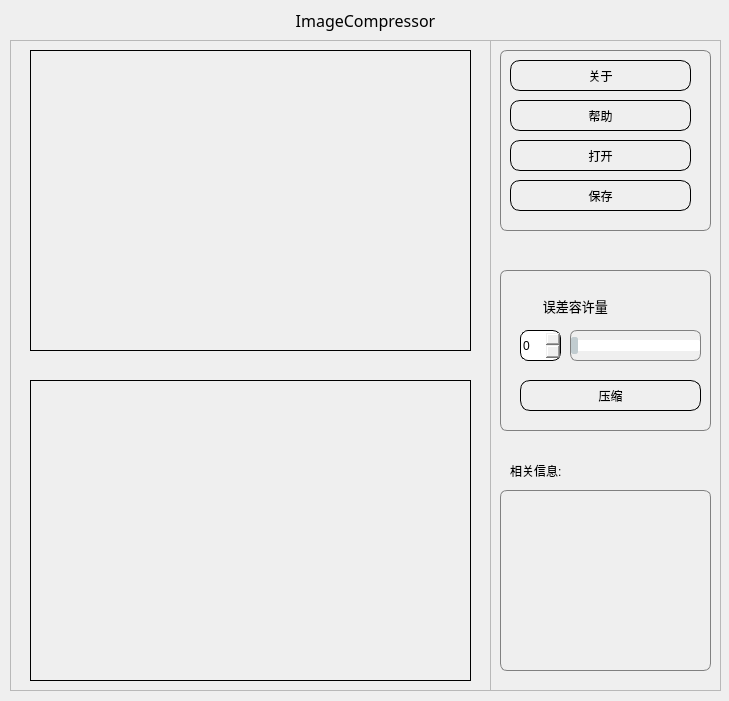
Qt form ImageCompressor/widget.ui (lblinm/--Image-Compressor) before a commit.
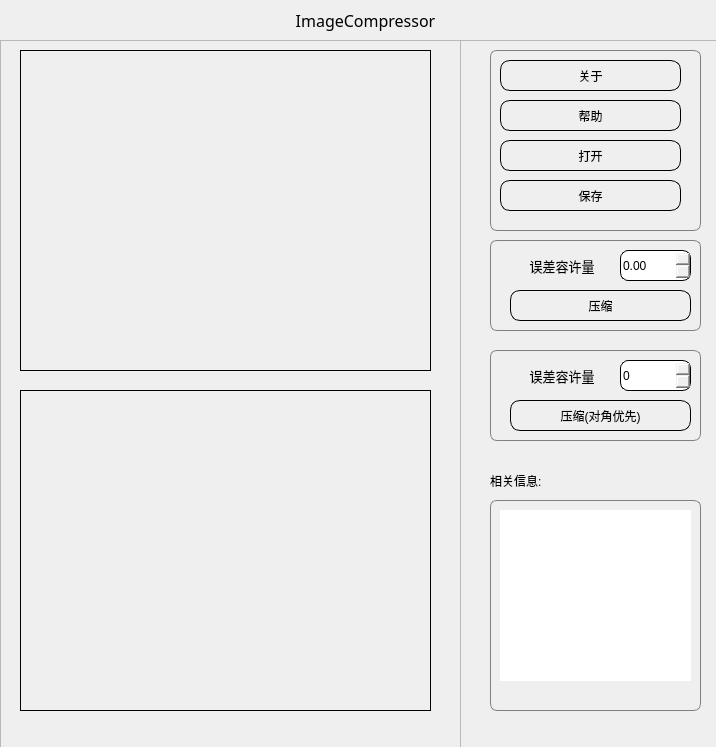
The same form after that commit. Icons and pictures are not drawn. Custom widgets are drawn as their Qt base class.

Commit message: 添加了水平优先分块方式

The edit to the form file:
```diff
--- a/ImageCompressor/widget.ui
+++ b/ImageCompressor/widget.ui
@@ -6,8 +6,8 @@
    <rect>
     <x>0</x>
     <y>0</y>
-    <width>729</width>
-    <height>701</height>
+    <width>716</width>
+    <height>747</height>
    </rect>
   </property>
   <property name="windowTitle">
@@ -44,10 +44,10 @@
   <widget class="QFrame" name="frame">
    <property name="geometry">
     <rect>
-     <x>10</x>
+     <x>0</x>
      <y>40</y>
-     <width>481</width>
-     <height>651</height>
+     <width>461</width>
+     <height>711</height>
     </rect>
    </property>
    <property name="frameShape">
@@ -61,8 +61,8 @@
      <rect>
       <x>20</x>
       <y>10</y>
-      <width>441</width>
-      <height>301</height>
+      <width>411</width>
+      <height>321</height>
      </rect>
     </property>
     <property name="styleSheet">
@@ -84,9 +84,9 @@
     <property name="geometry">
      <rect>
       <x>20</x>
-      <y>340</y>
-      <width>441</width>
-      <height>301</height>
+      <y>350</y>
+      <width>411</width>
+      <height>321</height>
      </rect>
     </property>
     <property name="styleSheet">
@@ -105,10 +105,10 @@
   <widget class="QFrame" name="frame_2">
    <property name="geometry">
     <rect>
-     <x>490</x>
+     <x>460</x>
      <y>40</y>
-     <width>231</width>
-     <height>651</height>
+     <width>261</width>
+     <height>711</height>
     </rect>
    </property>
    <property name="frameShape">
@@ -117,29 +117,10 @@
    <property name="frameShadow">
     <enum>QFrame::Raised</enum>
    </property>
-   <widget class="QPushButton" name="openLabel_3">
-    <property name="geometry">
-     <rect>
-      <x>20</x>
-      <y>20</y>
-      <width>181</width>
-      <height>31</height>
-     </rect>
-    </property>
-    <property name="styleSheet">
-     <string notr="true">border-width: 1px;
-border-style: solid;
-border-color: black;
-border-radius:10px;</string>
-    </property>
-    <property name="text">
-     <string>关于</string>
-    </property>
-   </widget>
    <widget class="QFrame" name="frame_3">
     <property name="geometry">
      <rect>
-      <x>10</x>
+      <x>30</x>
       <y>10</y>
       <width>211</width>
       <height>181</height>
@@ -214,14 +195,33 @@
       <string>保存</string>
      </property>
     </widget>
+    <widget class="QPushButton" name="openLabel_3">
+     <property name="geometry">
+      <rect>
+       <x>10</x>
+       <y>10</y>
+       <width>181</width>
+       <height>31</height>
+      </rect>
+     </property>
+     <property name="styleSheet">
+      <string notr="true">border-width: 1px;
+border-style: solid;
+border-color: black;
+border-radius:10px;</string>
+     </property>
+     <property name="text">
+      <string>关于</string>
+     </property>
+    </widget>
    </widget>
    <widget class="QFrame" name="frame_4">
     <property name="geometry">
      <rect>
-      <x>10</x>
-      <y>230</y>
+      <x>30</x>
+      <y>200</y>
       <width>211</width>
-      <height>161</height>
+      <height>91</height>
      </rect>
     </property>
     <property name="styleSheet">
@@ -236,28 +236,12 @@
     <property name="frameShadow">
      <enum>QFrame::Raised</enum>
     </property>
-    <widget class="QSpinBox" name="errorSpinBox">
-     <property name="geometry">
-      <rect>
-       <x>20</x>
-       <y>60</y>
-       <width>41</width>
-       <height>31</height>
-      </rect>
-     </property>
-     <property name="styleSheet">
-      <string notr="true">border-width: 1px;
-border-style: solid;
-border-color: black;
-border-radius:8px</string>
-     </property>
-    </widget>
     <widget class="QLabel" name="label_2">
      <property name="geometry">
       <rect>
        <x>10</x>
-       <y>20</y>
-       <width>151</width>
+       <y>10</y>
+       <width>121</width>
        <height>31</height>
       </rect>
      </property>
@@ -271,7 +255,7 @@
       <string notr="true">border-width:0px</string>
      </property>
      <property name="text">
-      <string>误差容许量      </string>
+      <string>       误差容许量      </string>
      </property>
      <property name="scaledContents">
       <bool>false</bool>
@@ -280,93 +264,11 @@
       <set>Qt::AlignCenter</set>
      </property>
     </widget>
-    <widget class="QSlider" name="errorHorizontalSlider">
-     <property name="geometry">
-      <rect>
-       <x>70</x>
-       <y>60</y>
-       <width>131</width>
-       <height>31</height>
-      </rect>
-     </property>
-     <property name="styleSheet">
-      <string notr="true">/*horizontal ：水平QSlider*/
-QSlider::groove:horizontal {
-border: 0px solid #bbb;
-}
-
-/*1.滑动过的槽设计参数*/
-QSlider::sub-page:horizontal {
- /*槽颜色*/
-background: rgb(102,205,170);
- /*外环区域倒圆角度*/
-border-radius: 2px;
- /*上遮住区域高度*/
-margin-top:8px;
- /*下遮住区域高度*/
-margin-bottom:8px;
-/*width在这里无效，不写即可*/
-}
-
-/*2.未滑动过的槽设计参数*/
-QSlider::add-page:horizontal {
-/*槽颜色*/
-background: rgb(255,255, 255);
-/*外环大小0px就是不显示，默认也是0*/
-border: 0px solid #777;
-/*外环区域倒圆角度*/
-border-radius: 2px;
- /*上遮住区域高度*/
-margin-top:9px;
- /*下遮住区域高度*/
-margin-bottom:9px;
-}
- 
-/*3.平时滑动的滑块设计参数*/
-QSlider::handle:horizontal {
-/*滑块颜色*/
-background: rgb(193,204,208);
-/*滑块的宽度*/
-width: 5px;
-/*滑块外环为1px，再加颜色*/
-border: 1px solid rgb(193,204,208);
- /*滑块外环倒圆角度*/
-border-radius: 2px; 
- /*上遮住区域高度*/
-margin-top:6px;
- /*下遮住区域高度*/
-margin-bottom:6px;
-}
-
-/*4.手动拉动时显示的滑块设计参数*/
-QSlider::handle:horizontal:hover {
-/*滑块颜色*/
-background: rgb(193,204,208);
-/*滑块的宽度*/
-width: 10px;
-/*滑块外环为1px，再加颜色*/
-border: 1px solid rgb(193,204,208);
- /*滑块外环倒圆角度*/
-border-radius: 5px; 
- /*上遮住区域高度*/
-margin-top:4px;
- /*下遮住区域高度*/
-margin-bottom:4px;
-}
-</string>
-     </property>
-     <property name="maximum">
-      <number>40</number>
-     </property>
-     <property name="orientation">
-      <enum>Qt::Horizontal</enum>
-     </property>
-    </widget>
     <widget class="QPushButton" name="compressButton">
      <property name="geometry">
       <rect>
        <x>20</x>
-       <y>110</y>
+       <y>50</y>
        <width>181</width>
        <height>31</height>
       </rect>
@@ -381,19 +283,36 @@
       <string>压缩</string>
      </property>
     </widget>
-    <zorder>errorSpinBox</zorder>
-    <zorder>label_2</zorder>
-    <zorder>label_2</zorder>
-    <zorder>errorHorizontalSlider</zorder>
-    <zorder>compressButton</zorder>
+    <widget class="QDoubleSpinBox" name="marginDoubleSpinBox">
+     <property name="geometry">
+      <rect>
+       <x>130</x>
+       <y>10</y>
+       <width>71</width>
+       <height>31</height>
+      </rect>
+     </property>
+     <property name="styleSheet">
+      <string notr="true">border-width: 1px;
+border-style: solid;
+border-color: black;
+border-radius:8px</string>
+     </property>
+     <property name="maximum">
+      <double>40.000000000000000</double>
+     </property>
+     <property name="singleStep">
+      <double>0.010000000000000</double>
+     </property>
+    </widget>
    </widget>
    <widget class="QFrame" name="frame_5">
     <property name="geometry">
      <rect>
-      <x>10</x>
-      <y>450</y>
+      <x>30</x>
+      <y>460</y>
       <width>211</width>
-      <height>181</height>
+      <height>211</height>
      </rect>
     </property>
     <property name="styleSheet">
@@ -408,12 +327,25 @@
     <property name="frameShadow">
      <enum>QFrame::Raised</enum>
     </property>
+    <widget class="QTextBrowser" name="infoTextBrowser">
+     <property name="geometry">
+      <rect>
+       <x>10</x>
+       <y>10</y>
+       <width>191</width>
+       <height>171</height>
+      </rect>
+     </property>
+     <property name="styleSheet">
+      <string notr="true">border-width:0px;</string>
+     </property>
+    </widget>
    </widget>
    <widget class="QLabel" name="label_3">
     <property name="geometry">
      <rect>
-      <x>20</x>
-      <y>420</y>
+      <x>30</x>
+      <y>430</y>
       <width>111</width>
       <height>21</height>
      </rect>
@@ -425,6 +357,94 @@
      <string>相关信息:</string>
     </property>
    </widget>
+   <widget class="QFrame" name="frame_7">
+    <property name="geometry">
+     <rect>
+      <x>30</x>
+      <y>310</y>
+      <width>211</width>
+      <height>91</height>
+     </rect>
+    </property>
+    <property name="styleSheet">
+     <string notr="true">border-width: 0.5px;
+border-style: solid;
+border-color: gray;
+border-radius:7px;</string>
+    </property>
+    <property name="frameShape">
+     <enum>QFrame::StyledPanel</enum>
+    </property>
+    <property name="frameShadow">
+     <enum>QFrame::Raised</enum>
+    </property>
+    <widget class="QLabel" name="label_6">
+     <property name="geometry">
+      <rect>
+       <x>20</x>
+       <y>10</y>
+       <width>101</width>
+       <height>31</height>
+      </rect>
+     </property>
+     <property name="font">
+      <font>
+       <family>Adobe Myungjo Std M</family>
+       <pointsize>10</pointsize>
+      </font>
+     </property>
+     <property name="styleSheet">
+      <string notr="true">border-width:0px;</string>
+     </property>
+     <property name="text">
+      <string>       误差容许量      </string>
+     </property>
+     <property name="scaledContents">
+      <bool>false</bool>
+     </property>
+     <property name="alignment">
+      <set>Qt::AlignCenter</set>
+     </property>
+    </widget>
+    <widget class="QPushButton" name="compressButtonDiagonal">
+     <property name="geometry">
+      <rect>
+       <x>20</x>
+       <y>50</y>
+       <width>181</width>
+       <height>31</height>
+      </rect>
+     </property>
+     <property name="styleSheet">
+      <string notr="true">border-width: 1px;
+border-style: solid;
+border-color: black;
+border-radius:10px</string>
+     </property>
+     <property name="text">
+      <string>压缩(对角优先)</string>
+     </property>
+    </widget>
+    <widget class="QSpinBox" name="xigemaSpinBox">
+     <property name="geometry">
+      <rect>
+       <x>130</x>
+       <y>10</y>
+       <width>71</width>
+       <height>31</height>
+      </rect>
+     </property>
+     <property name="styleSheet">
+      <string notr="true">border-width: 1px;
+border-style: solid;
+border-color: black;
+border-radius:8px</string>
+     </property>
+     <property name="maximum">
+      <number>40</number>
+     </property>
+    </widget>
+   </widget>
    <zorder>frame_5</zorder>
    <zorder>frame_4</zorder>
    <zorder>frame_3</zorder>
```
Left out of the diff: 6 changed lines with no effect on the pictures. The commit also changes 278 other files.
